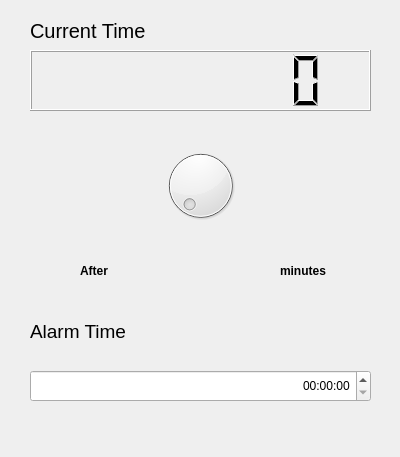
The window that day06/MyClock.ui (LEUNSU/basic-rasberrypi-2024) describes before a commit, drawn with Qt 5.
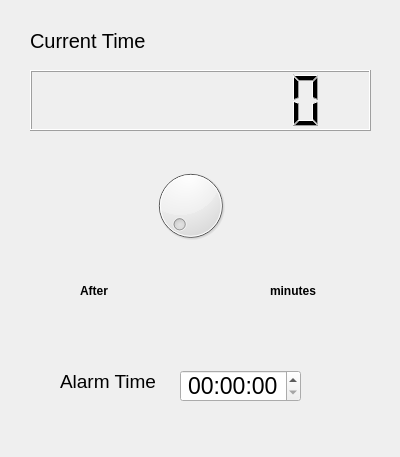
The same window after the commit.

The edit to the form file:
```diff
--- a/day06/MyClock.ui
+++ b/day06/MyClock.ui
@@ -23,7 +23,7 @@
    <property name="geometry">
     <rect>
      <x>30</x>
-     <y>50</y>
+     <y>70</y>
      <width>341</width>
      <height>61</height>
     </rect>
@@ -35,8 +35,8 @@
   <widget class="QDial" name="dial">
    <property name="geometry">
     <rect>
-     <x>160</x>
-     <y>140</y>
+     <x>150</x>
+     <y>160</y>
      <width>81</width>
      <height>91</height>
     </rect>
@@ -46,7 +46,7 @@
    <property name="geometry">
     <rect>
      <x>30</x>
-     <y>20</y>
+     <y>30</y>
      <width>131</width>
      <height>22</height>
     </rect>
@@ -66,7 +66,7 @@
    <property name="geometry">
     <rect>
      <x>80</x>
-     <y>260</y>
+     <y>280</y>
      <width>68</width>
      <height>22</height>
     </rect>
@@ -84,8 +84,8 @@
   <widget class="QLabel" name="label_3">
    <property name="geometry">
     <rect>
-     <x>280</x>
-     <y>260</y>
+     <x>270</x>
+     <y>280</y>
      <width>68</width>
      <height>22</height>
     </rect>
@@ -103,8 +103,8 @@
   <widget class="QLabel" name="label_4">
    <property name="geometry">
     <rect>
-     <x>30</x>
-     <y>320</y>
+     <x>60</x>
+     <y>370</y>
      <width>101</width>
      <height>22</height>
     </rect>
@@ -123,14 +123,27 @@
   <widget class="QTimeEdit" name="timeEdit">
    <property name="geometry">
     <rect>
-     <x>30</x>
+     <x>180</x>
      <y>370</y>
-     <width>341</width>
+     <width>121</width>
      <height>32</height>
     </rect>
    </property>
+   <property name="font">
+    <font>
+     <pointsize>17</pointsize>
+     <weight>50</weight>
+     <bold>false</bold>
+    </font>
+   </property>
+   <property name="accessibleDescription">
+    <string/>
+   </property>
+   <property name="layoutDirection">
+    <enum>Qt::LeftToRight</enum>
+   </property>
    <property name="alignment">
-    <set>Qt::AlignRight|Qt::AlignTrailing|Qt::AlignVCenter</set>
+    <set>Qt::AlignCenter</set>
    </property>
    <property name="displayFormat">
     <string>HH:mm:ss</string>
@@ -139,8 +152,8 @@
   <widget class="QLabel" name="MinLabel">
    <property name="geometry">
     <rect>
-     <x>220</x>
-     <y>260</y>
+     <x>210</x>
+     <y>280</y>
      <width>41</width>
      <height>22</height>
     </rect>
```
